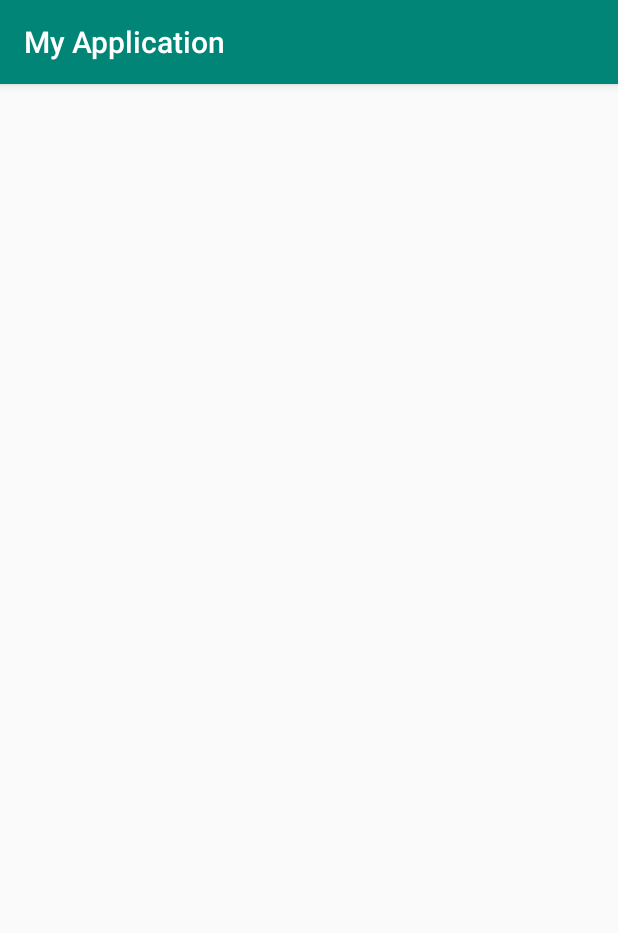
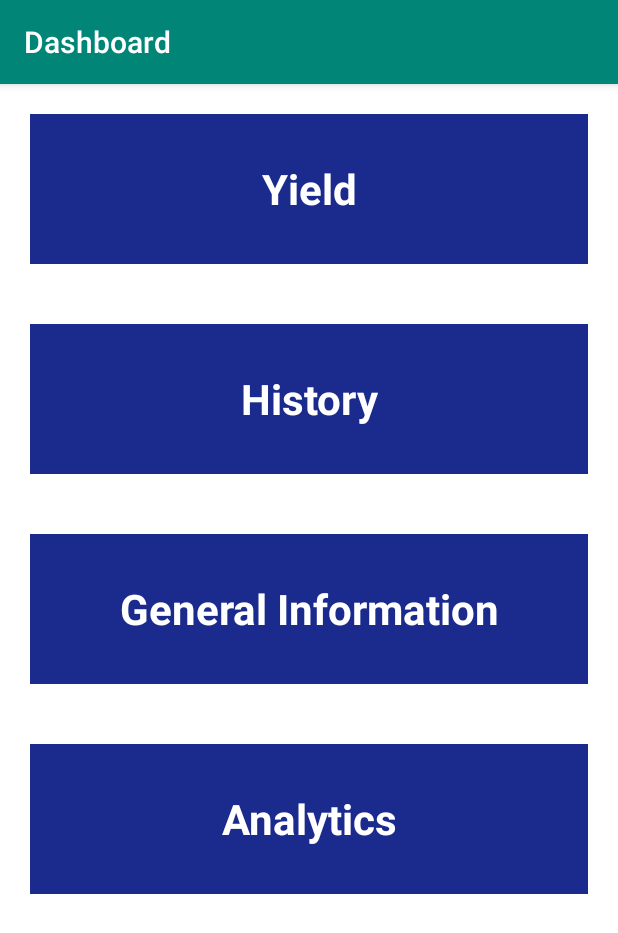
Before and after one commit to shyam1234/AgWarriors, an Android app: the MainActivity screen opened directly, with no data from a screen before it, on a phone screen of 412 x 824 dp. Shown: the top 933 px of the screen. Run offline under Robolectric (Android 15) with nearby library versions, the phone set to English and light mode, and no system bars.

Commit message:
Added main page

```diff
--- a/app/build.gradle
+++ b/app/build.gradle
@@ -25,4 +25,5 @@ dependencies {
     testImplementation 'junit:junit:4.12'
     androidTestImplementation 'androidx.test:runner:1.1.0-alpha4'
     androidTestImplementation 'androidx.test.espresso:espresso-core:3.1.0-alpha4'
+    implementation 'com.android.support:recyclerview-v7:28.0.0'
 }
--- a/app/src/main/AndroidManifest.xml
+++ b/app/src/main/AndroidManifest.xml
@@ -23,7 +23,8 @@
 
         <activity
             android:name=".view.MainActivity"
-            android:screenOrientation="portrait"></activity>
+            android:screenOrientation="portrait"
+            android:windowSoftInputMode="adjustResize|adjustPan"></activity>
 
         <activity
             android:name=".view.LoginActivity"
--- /dev/null
+++ b/app/src/main/java/com/aiml/agwarriors/adapters/MainScreenAdapter.java
@@ -0,0 +1,57 @@
+package com.aiml.agwarriors.adapters;
+
+import android.view.LayoutInflater;
+import android.view.View;
+import android.view.ViewGroup;
+import android.widget.TextView;
+
+import com.aiml.agwarriors.R;
+import com.aiml.agwarriors.model.MainScreenModel;
+
+import java.util.List;
+
+import androidx.recyclerview.widget.RecyclerView;
+
+public class MainScreenAdapter extends RecyclerView.Adapter<MainScreenAdapter.MyViewHolder> {
+    private List<MainScreenModel> mList;
+
+    // Provide a reference to the views for each data item
+    // Complex data items may need more than one view per item, and
+    // you provide access to all the views for a data item in a view holder
+    public static class MyViewHolder extends RecyclerView.ViewHolder {
+        // each data item is just a string in this case
+        public TextView item;
+
+        public MyViewHolder(View v) {
+            super(v);
+            item = v.findViewById(R.id.textview_row_main_item);
+        }
+    }
+
+    // Provide a suitable constructor (depends on the kind of dataset)
+    public MainScreenAdapter(List<MainScreenModel> pList) {
+        mList = pList;
+    }
+
+    // Create new views (invoked by the layout manager)
+    @Override
+    public MainScreenAdapter.MyViewHolder onCreateViewHolder(ViewGroup parent, int viewType) {
+        View v = LayoutInflater.from(parent.getContext()).inflate(R.layout.row_main_list, parent, false);
+        MyViewHolder vh = new MyViewHolder(v);
+        return vh;
+    }
+
+    // Replace the contents of a view (invoked by the layout manager)
+    @Override
+    public void onBindViewHolder(MyViewHolder holder, int position) {
+        holder.item.setText(mList.get(position).getLabel());
+        holder.item.setTag(position);
+
+    }
+
+    // Return the size of your dataset (invoked by the layout manager)
+    @Override
+    public int getItemCount() {
+        return mList.size();
+    }
+}
--- /dev/null
+++ b/app/src/main/java/com/aiml/agwarriors/model/MainScreenModel.java
@@ -0,0 +1,17 @@
+package com.aiml.agwarriors.model;
+
+public class MainScreenModel {
+    private String label;
+
+    public MainScreenModel(String pStr) {
+        label = pStr;
+    }
+
+    public String getLabel() {
+        return label;
+    }
+
+    public void setLabel(String label) {
+        this.label = label;
+    }
+}
--- /dev/null
+++ b/app/src/main/java/com/aiml/agwarriors/utils/RecyclerTouchListener.java
@@ -0,0 +1,59 @@
+package com.aiml.agwarriors.utils;
+
+import android.content.Context;
+import android.view.GestureDetector;
+import android.view.MotionEvent;
+import android.view.View;
+
+import androidx.recyclerview.widget.RecyclerView;
+
+public class RecyclerTouchListener implements RecyclerView.OnItemTouchListener {
+
+    private ClickListener clicklistener;
+    private GestureDetector gestureDetector;
+
+    public RecyclerTouchListener(Context context, final RecyclerView recycleView, final ClickListener clicklistener) {
+
+        this.clicklistener = clicklistener;
+        gestureDetector = new GestureDetector(context, new GestureDetector.SimpleOnGestureListener() {
+            @Override
+            public boolean onSingleTapUp(MotionEvent e) {
+                return true;
+            }
+
+            @Override
+            public void onLongPress(MotionEvent e) {
+                View child = recycleView.findChildViewUnder(e.getX(), e.getY());
+                if (child != null && clicklistener != null) {
+                    clicklistener.onLongClick(child, recycleView.getChildAdapterPosition(child));
+                }
+            }
+        });
+    }
+
+    @Override
+    public boolean onInterceptTouchEvent(RecyclerView rv, MotionEvent e) {
+        View child = rv.findChildViewUnder(e.getX(), e.getY());
+        if (child != null && clicklistener != null && gestureDetector.onTouchEvent(e)) {
+            clicklistener.onClick(child, rv.getChildAdapterPosition(child));
+        }
+
+        return false;
+    }
+
+    @Override
+    public void onTouchEvent(RecyclerView rv, MotionEvent e) {
+
+    }
+
+    @Override
+    public void onRequestDisallowInterceptTouchEvent(boolean disallowIntercept) {
+
+    }
+
+    public static interface ClickListener {
+        public void onClick(View view, int position);
+
+        public void onLongClick(View view, int position);
+    }
+}
--- a/app/src/main/java/com/aiml/agwarriors/view/LoginActivity.java
+++ b/app/src/main/java/com/aiml/agwarriors/view/LoginActivity.java
@@ -5,6 +5,7 @@ import android.view.View;
 import android.widget.Button;
 import android.widget.EditText;
 import android.widget.TextView;
+import android.widget.Toast;
 
 import com.aiml.agwarriors.IActivity;
 import com.aiml.agwarriors.R;
@@ -27,7 +28,7 @@ public class LoginActivity extends BaseActivity implements IActivity, View.OnCli
 
     @Override
     public void init() {
-
+        getSupportActionBar().hide();
     }
 
     @Override
@@ -62,6 +63,9 @@ public class LoginActivity extends BaseActivity implements IActivity, View.OnCli
     public void onClick(View view) {
         switch (view.getId()) {
             case R.id.button_login_log_in:
+                Toast.makeText(LoginActivity.this, "You have successfully login", Toast.LENGTH_LONG).show();
+                navigateTo(LoginActivity.this, MainActivity.class);
+                finished();
                 break;
             case R.id.textview_login_forgot:
                 break;
--- a/app/src/main/java/com/aiml/agwarriors/view/MainActivity.java
+++ b/app/src/main/java/com/aiml/agwarriors/view/MainActivity.java
@@ -1,29 +1,80 @@
 package com.aiml.agwarriors.view;
 
 import android.os.Bundle;
+import android.view.View;
+import android.widget.Toast;
 
 import com.aiml.agwarriors.IActivity;
 import com.aiml.agwarriors.R;
+import com.aiml.agwarriors.adapters.MainScreenAdapter;
+import com.aiml.agwarriors.model.MainScreenModel;
+import com.aiml.agwarriors.utils.RecyclerTouchListener;
+
+import java.util.ArrayList;
+
+import androidx.recyclerview.widget.LinearLayoutManager;
+import androidx.recyclerview.widget.RecyclerView;
 
 public class MainActivity extends BaseActivity implements IActivity {
 
+    private RecyclerView recyclerView;
+    private RecyclerView.Adapter mAdapter;
+    private RecyclerView.LayoutManager layoutManager;
+    private ArrayList<MainScreenModel> mList;
 
     @Override
     public void onCreate(Bundle bundle) {
         super.onCreate(bundle);
         setContentView(R.layout.activity_main);
+        getSupportActionBar().setTitle("Dashboard");
         init();
         initView();
     }
 
     @Override
     public void init() {
+        mList = new ArrayList<MainScreenModel>();
+        initList();
+    }
+
+    private void initList() {
+        mList.add(new MainScreenModel("Yield"));
+        mList.add(new MainScreenModel("History"));
+        mList.add(new MainScreenModel("General Information"));
+        mList.add(new MainScreenModel("Analytics"));
 
     }
 
     @Override
     public void initView() {
+        initRecyclerView();
+    }
 
+    private void initRecyclerView() {
+        recyclerView = (RecyclerView) findViewById(R.id.recyclerview_main_holder);
+        // use this setting to improve performance if you know that changes
+        // in content do not change the layout size of the RecyclerView
+        recyclerView.setHasFixedSize(true);
+        // use a linear layout manager
+        layoutManager = new LinearLayoutManager(this);
+        recyclerView.setLayoutManager(layoutManager);
+        mAdapter = new MainScreenAdapter(mList);
+        recyclerView.setAdapter(mAdapter);
+        recyclerView.addOnItemTouchListener(new RecyclerTouchListener(this,
+                recyclerView, new RecyclerTouchListener.ClickListener() {
+            @Override
+            public void onClick(View view, final int position) {
+                //Values are passing to activity & to fragment as well
+                Toast.makeText(MainActivity.this, "Single Click on position        :" + position,
+                        Toast.LENGTH_SHORT).show();
+            }
+
+            @Override
+            public void onLongClick(View view, int position) {
+                Toast.makeText(MainActivity.this, "Long press on position :" + position,
+                        Toast.LENGTH_LONG).show();
+            }
+        }));
     }
 
     @Override
--- a/app/src/main/java/com/aiml/agwarriors/view/SignupActivity.java
+++ b/app/src/main/java/com/aiml/agwarriors/view/SignupActivity.java
@@ -20,7 +20,7 @@ public class SignupActivity extends BaseActivity implements IActivity, View.OnCl
 
     @Override
     public void init() {
-
+        getSupportActionBar().hide();
     }
 
     @Override
--- a/app/src/main/res/layout/activity_main.xml
+++ b/app/src/main/res/layout/activity_main.xml
@@ -1,6 +1,13 @@
 <?xml version="1.0" encoding="utf-8"?>
 <LinearLayout xmlns:android="http://schemas.android.com/apk/res/android"
-    android:orientation="vertical" android:layout_width="match_parent"
-    android:layout_height="match_parent">
+    android:layout_width="match_parent"
+    android:layout_height="match_parent"
+    android:background="@color/colorWhite"
+    android:orientation="vertical">
+
+    <androidx.recyclerview.widget.RecyclerView
+        android:id="@+id/recyclerview_main_holder"
+        android:layout_width="match_parent"
+        android:layout_height="match_parent"></androidx.recyclerview.widget.RecyclerView>
 
 </LinearLayout>
--- /dev/null
+++ b/app/src/main/res/layout/row_main_list.xml
@@ -0,0 +1,18 @@
+<?xml version="1.0" encoding="utf-8"?>
+<LinearLayout xmlns:android="http://schemas.android.com/apk/res/android"
+    android:layout_width="match_parent"
+    android:layout_height="wrap_content"
+    android:layout_margin="20dp"
+    android:orientation="vertical">
+
+    <TextView
+        android:background="@color/colorBlue"
+        android:id="@+id/textview_row_main_item"
+        android:layout_width="match_parent"
+        android:layout_height="100dp"
+        android:gravity="center"
+        android:text="Test"
+        android:textColor="@color/colorWhite"
+        android:textSize="@dimen/button_size_high"
+        android:textStyle="bold" />
+</LinearLayout>
--- a/app/src/main/res/values/colors.xml
+++ b/app/src/main/res/values/colors.xml
@@ -7,4 +7,5 @@
     <color name="colorRed">#FFC20808</color>
     <color name="colorWhite">#ffffff</color>
     <color name="colorGray">#99676969</color>
+    <color name="colorBlue">#1A2A8D</color>
 </resources>
--- a/app/src/main/res/values/dimens.xml
+++ b/app/src/main/res/values/dimens.xml
@@ -4,4 +4,5 @@
     <dimen name="button_size_medium">22sp</dimen>
     <dimen name="button_size_small">18sp</dimen>
     <dimen name="button_size_high">28sp</dimen>
+    <dimen name="header_height">80dp</dimen>
 </resources>
--- a/app/src/main/res/values/strings.xml
+++ b/app/src/main/res/values/strings.xml
@@ -1,3 +1,3 @@
 <resources>
-    <string name="app_name">My Application</string>
+    <string name="app_name">AgWarrior</string>
 </resources>
```
Also changed, not shown: app/src/main/res/layout/activity_login.xml (+15 -0 lines), app/src/main/res/layout/activity_signup.xml (+11 -0 lines), app/src/main/res/layout/inc_header.xml (added, +29 -0 lines), app/src/main/res/drawable/back.png (added).
